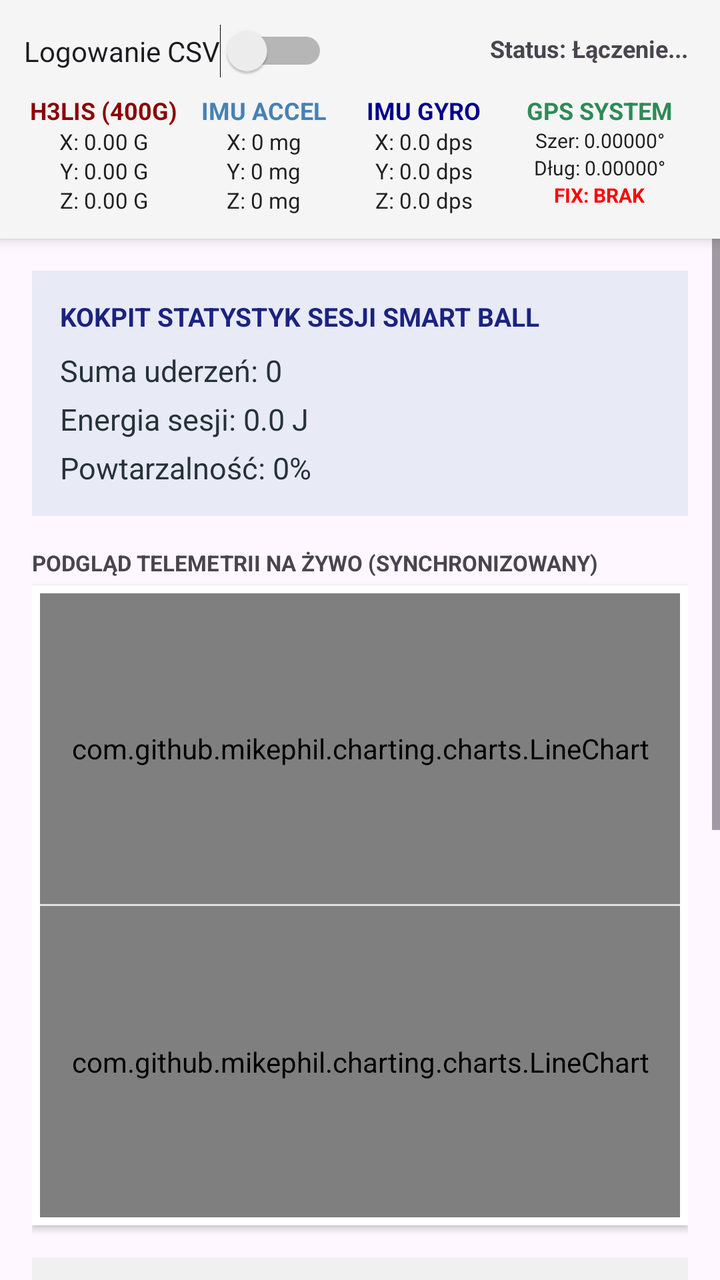
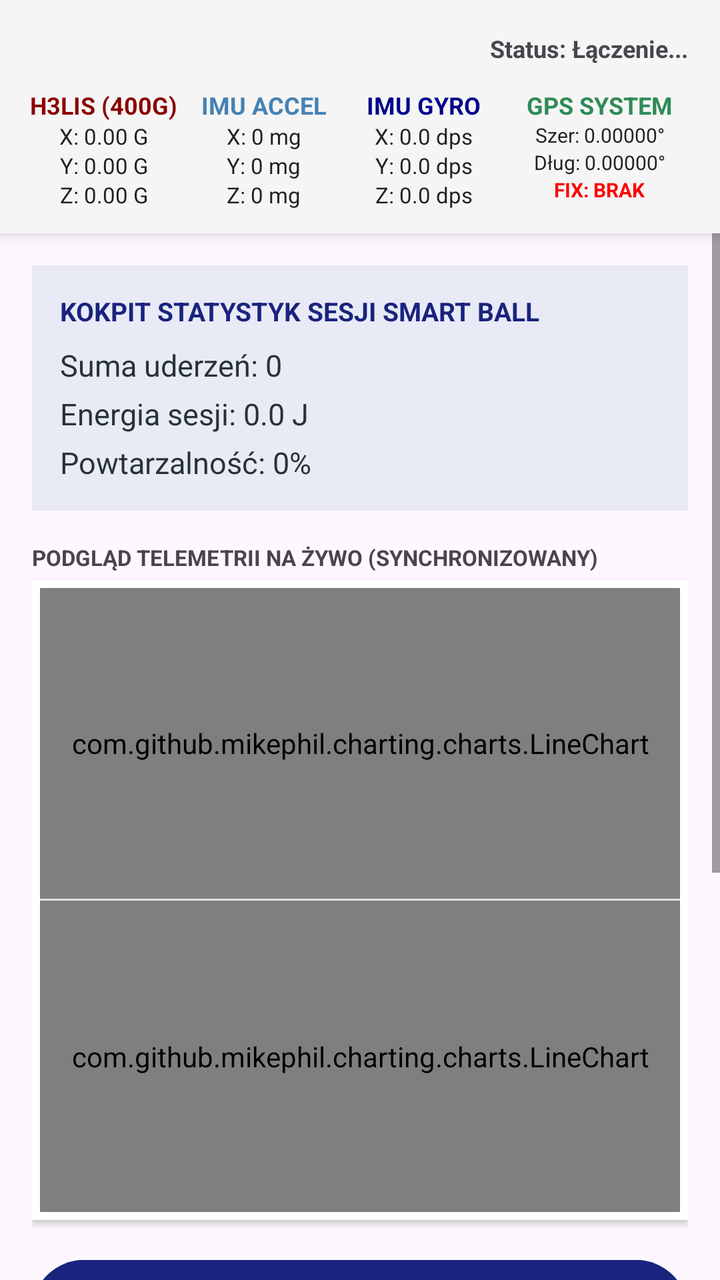

The first picture is an Android layout as it rendered before a commit; the second is the same layout after the commit. The layout source and the unified diff follow.
<!-- AndroidManifest.xml: application theme Theme.Odbior_pomiarow -->
<!-- res/layout/activity_main.xml -->
<?xml version="1.0" encoding="utf-8"?>
<androidx.constraintlayout.widget.ConstraintLayout
    xmlns:android="http://schemas.android.com/apk/res/android"
    xmlns:app="http://schemas.android.com/apk/res-auto"
    xmlns:tools="http://schemas.android.com/tools"
    android:id="@+id/main"
    android:layout_width="match_parent"
    android:layout_height="match_parent"
    tools:context=".MainActivity">

    <LinearLayout
        android:id="@+id/fixedHeader"
        android:layout_width="match_parent"
        android:layout_height="wrap_content"
        android:orientation="vertical"
        android:padding="12dp"
        android:background="#F5F5F5"
        android:elevation="4dp"
        app:layout_constraintTop_toTopOf="parent">

        <RelativeLayout
            android:layout_width="match_parent"
            android:layout_height="wrap_content">

            <Switch
                android:id="@+id/logSwitch"
                android:layout_width="wrap_content"
                android:layout_height="wrap_content"
                android:text="Logowanie CSV" />

            <TextView
                android:id="@+id/connectionStatusTextView"
                android:layout_width="wrap_content"
                android:layout_height="wrap_content"
                android:layout_alignParentEnd="true"
                android:text="Status: Łączenie..."
                android:padding="4dp"
                android:textSize="12sp"
                android:textStyle="bold" />
        </RelativeLayout>

        <LinearLayout
            android:id="@+id/sensorDataPanel"
            android:layout_width="match_parent"
            android:layout_height="wrap_content"
            android:orientation="horizontal"
            android:layout_marginTop="8dp">

            <LinearLayout
                android:layout_width="0dp"
                android:layout_height="wrap_content"
                android:layout_weight="1"
                android:orientation="vertical"
                android:gravity="center_horizontal">
                <TextView
                    android:layout_width="wrap_content"
                    android:layout_height="wrap_content"
                    android:text="H3LIS (400G)"
                    android:textStyle="bold"
                    android:textSize="12sp"
                    android:textColor="#8B0000"/>
                <TextView android:id="@+id/h3AccelX" android:layout_width="wrap_content" android:layout_height="wrap_content" android:text="X: 0.00 G" android:textSize="11sp" android:textColor="#212121"/>
                <TextView android:id="@+id/h3AccelY" android:layout_width="wrap_content" android:layout_height="wrap_content" android:text="Y: 0.00 G" android:textSize="11sp" android:textColor="#212121"/>
                <TextView android:id="@+id/h3AccelZ" android:layout_width="wrap_content" android:layout_height="wrap_content" android:text="Z: 0.00 G" android:textSize="11sp" android:textColor="#212121"/>
            </LinearLayout>

            <LinearLayout
                android:layout_width="0dp"
                android:layout_height="wrap_content"
                android:layout_weight="1"
                android:orientation="vertical"
                android:gravity="center_horizontal">
                <TextView
                    android:layout_width="wrap_content"
                    android:layout_height="wrap_content"
                    android:text="IMU ACCEL"
                    android:textStyle="bold"
                    android:textSize="12sp"
                    android:textColor="#4682B4"/>
                <TextView android:id="@+id/imuAccelX" android:layout_width="wrap_content" android:layout_height="wrap_content" android:text="X: 0 mg" android:textSize="11sp" android:textColor="#212121"/>
                <TextView android:id="@+id/imuAccelY" android:layout_width="wrap_content" android:layout_height="wrap_content" android:text="Y: 0 mg" android:textSize="11sp" android:textColor="#212121"/>
                <TextView android:id="@+id/imuAccelZ" android:layout_width="wrap_content" android:layout_height="wrap_content" android:text="Z: 0 mg" android:textSize="11sp" android:textColor="#212121"/>
            </LinearLayout>

            <LinearLayout
                android:layout_width="0dp"
                android:layout_height="wrap_content"
                android:layout_weight="1"
                android:orientation="vertical"
                android:gravity="center_horizontal">
                <TextView
                    android:layout_width="wrap_content"
                    android:layout_height="wrap_content"
                    android:text="IMU GYRO"
                    android:textStyle="bold"
                    android:textSize="12sp"
                    android:textColor="#00008B"/>
                <TextView android:id="@+id/gyroX" android:layout_width="wrap_content" android:layout_height="wrap_content" android:text="X: 0.0 dps" android:textSize="11sp" android:textColor="#212121"/>
                <TextView android:id="@+id/gyroY" android:layout_width="wrap_content" android:layout_height="wrap_content" android:text="Y: 0.0 dps" android:textSize="11sp" android:textColor="#212121"/>
                <TextView android:id="@+id/gyroZ" android:layout_width="wrap_content" android:layout_height="wrap_content" android:text="Z: 0.0 dps" android:textSize="11sp" android:textColor="#212121"/>
            </LinearLayout>

            <LinearLayout
                android:layout_width="0dp"
                android:layout_height="wrap_content"
                android:layout_weight="1.2"
                android:orientation="vertical"
                android:gravity="center_horizontal">
                <TextView
                    android:layout_width="wrap_content"
                    android:layout_height="wrap_content"
                    android:text="GPS SYSTEM"
                    android:textStyle="bold"
                    android:textSize="12sp"
                    android:textColor="#2E8B57"/>
                <TextView android:id="@+id/gpsLat" android:layout_width="wrap_content" android:layout_height="wrap_content" android:text="Szer: 0.00000°" android:textSize="10sp" android:textColor="#212121"/>
                <TextView android:id="@+id/gpsLon" android:layout_width="wrap_content" android:layout_height="wrap_content" android:text="Dług: 0.00000°" android:textSize="10sp" android:textColor="#212121"/>
                <TextView android:id="@+id/gpsFix" android:layout_width="wrap_content" android:layout_height="wrap_content" android:text="FIX: BRAK" android:textStyle="bold" android:textSize="10sp" android:textColor="#FF0000"/>
            </LinearLayout>
        </LinearLayout>
    </LinearLayout>

    <ScrollView
        android:layout_width="match_parent"
        android:layout_height="0dp"
        app:layout_constraintBottom_toBottomOf="parent"
        app:layout_constraintTop_toBottomOf="@id/fixedHeader">

        <LinearLayout
            android:layout_width="match_parent"
            android:layout_height="wrap_content"
            android:orientation="vertical"
            android:padding="16dp">

            <LinearLayout
                android:layout_width="match_parent"
                android:layout_height="wrap_content"
                android:orientation="vertical"
                android:padding="14dp"
                android:layout_marginBottom="16dp"
                android:background="#E8EAF6">

                <TextView
                    android:layout_width="match_parent"
                    android:layout_height="wrap_content"
                    android:text="KOKPIT STATYSTYK SESJI SMART BALL"
                    android:textStyle="bold"
                    android:textSize="13sp"
                    android:textColor="#1A237E"
                    android:layout_marginBottom="8dp"/>

                <TextView
                    android:id="@+id/tvSessionShots"
                    android:layout_width="match_parent"
                    android:layout_height="wrap_content"
                    android:text="Suma uderzeń: 0"
                    android:textSize="15sp"
                    android:textColor="#263238"
                    android:layout_marginBottom="4dp"/>

                <TextView
                    android:id="@+id/tvSessionEnergy"
                    android:layout_width="match_parent"
                    android:layout_height="wrap_content"
                    android:text="Energia sesji: 0.0 J"
                    android:textSize="15sp"
                    android:textColor="#263238"
                    android:layout_marginBottom="4dp"/>

                <TextView
                    android:id="@+id/tvSessionConsistency"
                    android:layout_width="match_parent"
                    android:layout_height="wrap_content"
                    android:text="Powtarzalność: 0%"
                    android:textSize="15sp"
                    android:textColor="#263238" />
            </LinearLayout>

            <TextView
                android:layout_width="wrap_content"
                android:layout_height="wrap_content"
                android:text="PODGLĄD TELEMETRII NA ŻYWO (SYNCHRONIZOWANY)"
                android:textSize="11sp"
                android:textStyle="bold"
                android:layout_marginBottom="4dp" />

            
            <LinearLayout
                android:layout_width="match_parent"
                android:layout_height="320dp"
                android:orientation="vertical"
                android:layout_marginBottom="16dp"
                android:background="#FFFFFF"
                android:elevation="2dp"
                android:padding="4dp">

                
                <com.github.mikephil.charting.charts.LineChart
                    android:id="@+id/accelLiveChart"
                    android:layout_width="match_parent"
                    android:layout_height="0dp"
                    android:layout_weight="1" />

                <View
                    android:layout_width="match_parent"
                    android:layout_height="1dp"
                    android:background="#E0E0E0" />

                
                <com.github.mikephil.charting.charts.LineChart
                    android:id="@+id/gyroLiveChart"
                    android:layout_width="match_parent"
                    android:layout_height="0dp"
                    android:layout_weight="1" />
            </LinearLayout>

            <TextView
                android:id="@+id/lastHitTextView"
                android:layout_width="match_parent"
                android:layout_height="wrap_content"
                android:text="Brak uderzeń"
                android:textSize="18sp"
                android:gravity="center"
                android:padding="10dp"
                android:background="#F0F0F0"
                android:layout_marginBottom="16dp"/>

            <Button
                android:id="@+id/btnOpenLastShot"
                android:layout_width="match_parent"
                android:layout_height="60dp"
                android:text="ANALIZUJ OSTATNIE ZDARZENIE"
                android:textSize="16sp"
                android:textStyle="bold"
                android:backgroundTint="#1A237E"
                android:textColor="#FFFFFF"
                android:layout_marginBottom="16dp" />

            <Button
                android:id="@+id/btnShowHistory"
                android:layout_width="match_parent"
                android:layout_height="wrap_content"
                android:text="POKAŻ PEŁNĄ HISTORIĘ" />

            <Button
                android:id="@+id/btnSettings"
                android:layout_width="match_parent"
                android:layout_height="wrap_content"
                android:text="USTAWIENIA SENSORA"
                android:backgroundTint="#607D8B"
                android:layout_marginTop="8dp" />

            <Button
                android:id="@+id/btnShowLocation"
                android:layout_width="match_parent"
                android:layout_height="wrap_content"
                android:text="LOKALIZACJA SATELITARNA I GSM"
                android:backgroundTint="#4CAF50"
                android:textColor="#FFFFFF"
                android:layout_marginTop="8dp" />

            <Button
                android:id="@+id/btnOpenSessions"
                android:layout_width="match_parent"
                android:layout_height="60dp"
                android:text="MENEDŻER TRENINGÓW / SESJI"
                android:textSize="15sp"
                android:textStyle="bold"
                android:backgroundTint="#3F51B5"
                android:textColor="#FFFFFF"
                android:layout_marginTop="8dp" />

            <TextView
                android:id="@+id/statusTextView"
                android:layout_width="wrap_content"
                android:layout_height="wrap_content"
                android:layout_marginTop="8dp"
                android:text="Status: Gotowy" />

            <LinearLayout
                android:id="@+id/hitHistoryContainer"
                android:layout_width="match_parent"
                android:layout_height="wrap_content"
                android:orientation="vertical" />

        </LinearLayout>
    </ScrollView>

</androidx.constraintlayout.widget.ConstraintLayout>
<!-- resources referenced by this layout -->
<resources>
  <style name="Theme.Odbior_pomiarow" parent="Base.Theme.Odbior_pomiarow" />
  <style name="Base.Theme.Odbior_pomiarow" parent="Theme.Material3.DayNight.NoActionBar">
          
          
      </style>
</resources>

<!-- the commit's change to res/layout/activity_main.xml (unified diff, before → after) -->
@@ -22,12 +22,6 @@
             android:layout_width="match_parent"
             android:layout_height="wrap_content">
 
-            <Switch
-                android:id="@+id/logSwitch"
-                android:layout_width="wrap_content"
-                android:layout_height="wrap_content"
-                android:text="Logowanie CSV" />
-
             <TextView
                 android:id="@+id/connectionStatusTextView"
                 android:layout_width="wrap_content"
@@ -214,16 +208,7 @@
                     android:layout_weight="1" />
             </LinearLayout>
 
-            <TextView
-                android:id="@+id/lastHitTextView"
-                android:layout_width="match_parent"
-                android:layout_height="wrap_content"
-                android:text="Brak uderzeń"
-                android:textSize="18sp"
-                android:gravity="center"
-                android:padding="10dp"
-                android:background="#F0F0F0"
-                android:layout_marginBottom="16dp"/>
+
 
             <Button
                 android:id="@+id/btnOpenLastShot"
@@ -277,11 +262,7 @@
                 android:layout_marginTop="8dp"
                 android:text="Status: Gotowy" />
 
-            <LinearLayout
-                android:id="@+id/hitHistoryContainer"
-                android:layout_width="match_parent"
-                android:layout_height="wrap_content"
-                android:orientation="vertical" />
+
 
         </LinearLayout>
     </ScrollView>
